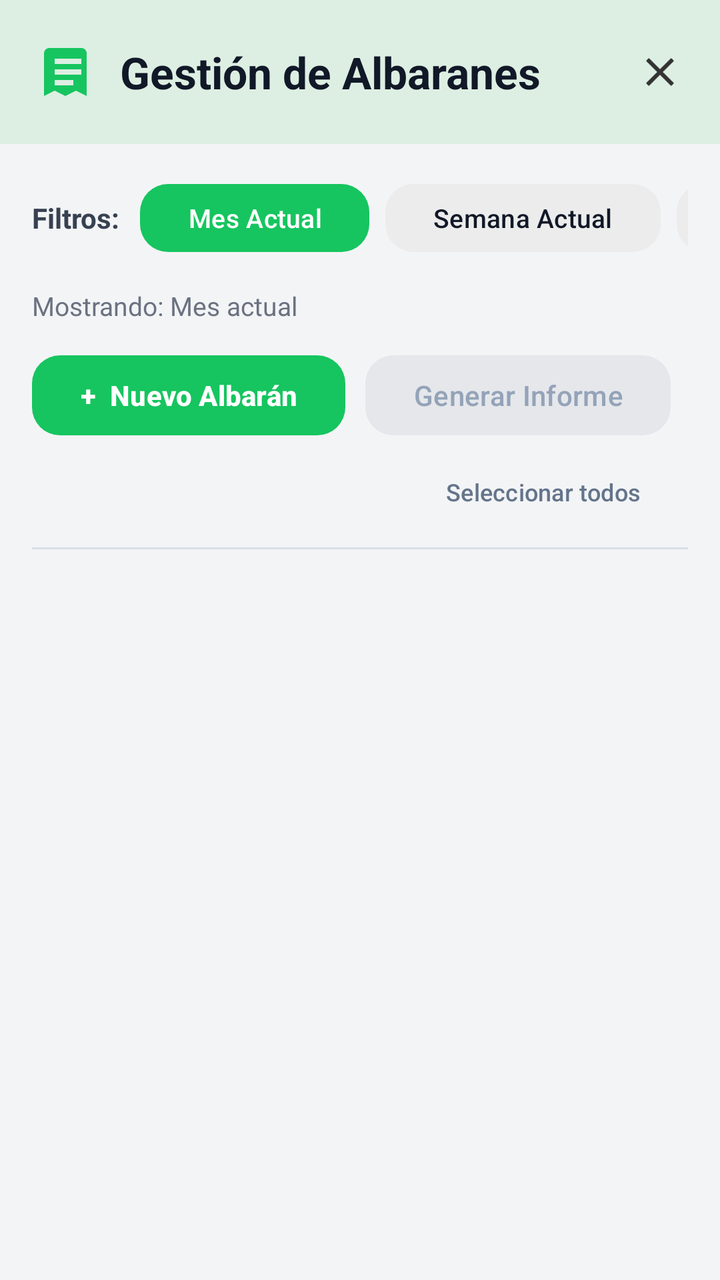
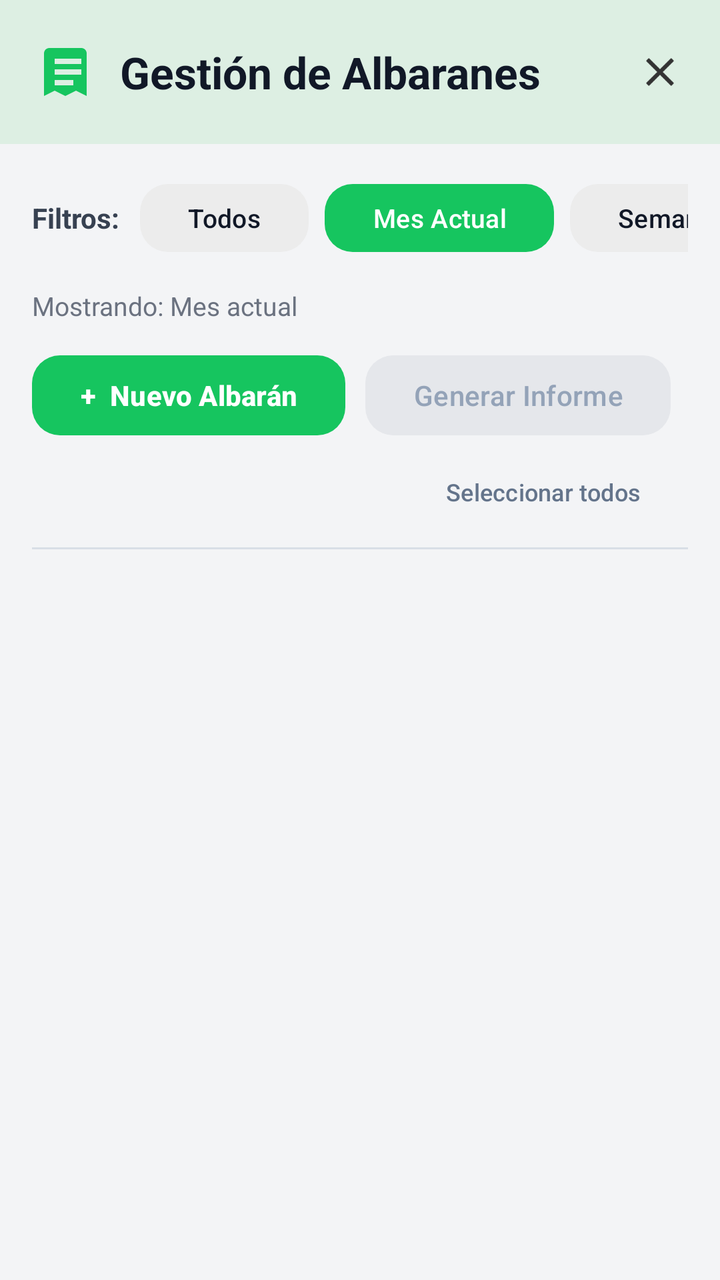

Screens rendered from an Android XML layout before and after an edit, with the pre-edit source and the edit as a unified diff.
<!-- AndroidManifest.xml: application theme Theme.ControlAlmacen -->
<!-- res/layout/activity_albaran.xml -->
<?xml version="1.0" encoding="utf-8"?>
<LinearLayout xmlns:android="http://schemas.android.com/apk/res/android"
    xmlns:app="http://schemas.android.com/apk/res-auto"
    android:layout_width="match_parent"
    android:layout_height="match_parent"
    android:orientation="vertical"
    android:background="#F3F4F6">

    
    <LinearLayout
        android:layout_width="match_parent"
        android:layout_height="72dp"
        android:background="#DDEFE3"
        android:gravity="center_vertical"
        android:paddingStart="18dp"
        android:paddingEnd="18dp">

        <ImageView
            android:id="@+id/imgAlbaranHeader"
            android:layout_width="32dp"
            android:layout_height="32dp"
            android:layout_marginEnd="10dp"
            android:src="@drawable/ic_receipt_filled"
            android:contentDescription="Icono albaranes"
            app:tint="#16C55F" />

        <TextView
            android:layout_width="0dp"
            android:layout_height="wrap_content"
            android:layout_weight="1"
            android:text="Gestión de Albaranes"
            android:textColor="#111827"
            android:textSize="22sp"
            android:textStyle="bold" />

        <ImageView
            android:id="@+id/btnCerrarAlbaran"
            android:layout_width="24dp"
            android:layout_height="24dp"
            android:src="@drawable/ic_close"
            android:contentDescription="Cerrar" />
    </LinearLayout>

    
    <LinearLayout
        android:layout_width="match_parent"
        android:layout_height="0dp"
        android:layout_weight="1"
        android:orientation="vertical"
        android:padding="16dp">

        
        <HorizontalScrollView
            android:layout_width="match_parent"
            android:layout_height="wrap_content"
            android:scrollbars="none">

            <LinearLayout
                android:layout_width="wrap_content"
                android:layout_height="wrap_content"
                android:orientation="horizontal"
                android:gravity="center_vertical">

                <TextView
                    android:layout_width="wrap_content"
                    android:layout_height="wrap_content"
                    android:text="Filtros:"
                    android:textColor="#374151"
                    android:textSize="14sp"
                    android:textStyle="bold"
                    android:layout_marginEnd="10dp" />

                <com.google.android.material.button.MaterialButton
                    android:id="@+id/btnFiltroMes"
                    android:layout_width="wrap_content"
                    android:layout_height="42dp"
                    android:layout_marginEnd="8dp"
                    android:minWidth="0dp"
                    android:text="Mes Actual"
                    android:textAllCaps="false"
                    android:textSize="13sp"
                    android:textColor="#FFFFFF"
                    app:cornerRadius="14dp"
                    app:backgroundTint="#16C55F"
                    app:strokeWidth="0dp" />

                <com.google.android.material.button.MaterialButton
                    android:id="@+id/btnFiltroSemana"
                    android:layout_width="wrap_content"
                    android:layout_height="42dp"
                    android:layout_marginEnd="8dp"
                    android:minWidth="0dp"
                    android:text="Semana Actual"
                    android:textAllCaps="false"
                    android:textSize="13sp"
                    android:textColor="#111827"
                    app:cornerRadius="14dp"
                    app:backgroundTint="#ECECEC"
                    app:strokeWidth="0dp" />

                <com.google.android.material.button.MaterialButton
                    android:id="@+id/btnFiltroRango"
                    android:layout_width="wrap_content"
                    android:layout_height="42dp"
                    android:minWidth="0dp"
                    android:text="Rango Personalizado"
                    android:textAllCaps="false"
                    android:textSize="13sp"
                    android:textColor="#111827"
                    app:cornerRadius="14dp"
                    app:backgroundTint="#ECECEC"
                    app:strokeWidth="0dp" />
            </LinearLayout>
        </HorizontalScrollView>

        
        <com.google.android.material.card.MaterialCardView
            android:id="@+id/layoutRangoFechas"
            android:layout_width="match_parent"
            android:layout_height="wrap_content"
            android:layout_marginTop="12dp"
            android:visibility="gone"
            app:cardBackgroundColor="#EAF6EF"
            app:cardCornerRadius="16dp"
            app:cardElevation="0dp"
            app:strokeColor="#A7E3BF"
            app:strokeWidth="1dp">

            <LinearLayout
                android:layout_width="match_parent"
                android:layout_height="wrap_content"
                android:orientation="horizontal"
                android:gravity="center_vertical"
                android:padding="12dp">

                <ImageView
                    android:id="@+id/imgCalendarioRango"
                    android:layout_width="22dp"
                    android:layout_height="22dp"
                    android:layout_marginEnd="12dp"
                    android:src="@drawable/ic_calendar"
                    android:contentDescription="Calendario"
                    app:tint="#16C55F" />

                <com.google.android.material.textfield.TextInputLayout
                    android:id="@+id/tilFechaInicio"
                    android:layout_width="0dp"
                    android:layout_height="wrap_content"
                    android:layout_weight="1"
                    app:boxBackgroundMode="outline"
                    app:boxCornerRadiusTopStart="12dp"
                    app:boxCornerRadiusTopEnd="12dp"
                    app:boxCornerRadiusBottomStart="12dp"
                    app:boxCornerRadiusBottomEnd="12dp"
                    app:boxStrokeColor="#D8DEE6"
                    app:endIconMode="custom"
                    app:endIconTint="#16C55F">

                    <com.google.android.material.textfield.TextInputEditText
                        android:id="@+id/etFechaInicio"
                        android:layout_width="match_parent"
                        android:layout_height="wrap_content"
                        android:inputType="number"
                        android:digits="0123456789"
                        android:maxLines="1"
                        android:singleLine="true"
                        android:text="dd/mm/aaaa"
                        android:textColor="#111827"
                        android:textSize="16sp" />
                </com.google.android.material.textfield.TextInputLayout>

                <TextView
                    android:layout_width="wrap_content"
                    android:layout_height="wrap_content"
                    android:layout_marginStart="12dp"
                    android:layout_marginEnd="12dp"
                    android:text="hasta"
                    android:textColor="#374151"
                    android:textSize="16sp" />

                <com.google.android.material.textfield.TextInputLayout
                    android:id="@+id/tilFechaFin"
                    android:layout_width="0dp"
                    android:layout_height="wrap_content"
                    android:layout_weight="1"
                    app:boxBackgroundMode="outline"
                    app:boxCornerRadiusTopStart="12dp"
                    app:boxCornerRadiusTopEnd="12dp"
                    app:boxCornerRadiusBottomStart="12dp"
                    app:boxCornerRadiusBottomEnd="12dp"
                    app:boxStrokeColor="#D8DEE6"
                    app:endIconTint="#16C55F">

                    <com.google.android.material.textfield.TextInputEditText
                        android:id="@+id/etFechaFin"
                        android:layout_width="match_parent"
                        android:layout_height="wrap_content"
                        android:inputType="number"
                        android:digits="0123456789"
                        android:maxLines="1"
                        android:singleLine="true"
                        android:text="dd/mm/aaaa"
                        android:textColor="#111827"
                        android:textSize="16sp" />
                </com.google.android.material.textfield.TextInputLayout>

                <com.google.android.material.button.MaterialButton
                    android:id="@+id/btnAplicarRango"
                    android:layout_width="wrap_content"
                    android:layout_height="48dp"
                    android:layout_marginStart="12dp"
                    android:text="Aplicar"
                    android:textAllCaps="false"
                    android:textColor="#FFFFFF"
                    app:backgroundTint="#16C55F"
                    app:cornerRadius="12dp" />

            </LinearLayout>

        </com.google.android.material.card.MaterialCardView>

        
        <TextView
            android:id="@+id/tvFiltroActual"
            android:layout_width="match_parent"
            android:layout_height="wrap_content"
            android:layout_marginTop="14dp"
            android:text="Mostrando: Mes actual"
            android:textColor="#6B7280"
            android:textSize="13sp" />

        
        <LinearLayout
            android:layout_width="match_parent"
            android:layout_height="wrap_content"
            android:layout_marginTop="12dp"
            android:gravity="center_vertical"
            android:orientation="horizontal">

            <com.google.android.material.button.MaterialButton
                android:id="@+id/fabNuevoAlbaran"
                android:layout_width="wrap_content"
                android:layout_height="48dp"
                android:layout_marginEnd="10dp"
                android:text="+  Nuevo Albarán"
                android:textAllCaps="false"
                android:textColor="#FFFFFF"
                android:textStyle="bold"
                app:backgroundTint="#16C55F"
                app:cornerRadius="14dp" />

            <com.google.android.material.button.MaterialButton
                android:id="@+id/btnGenerarInforme"
                android:layout_width="wrap_content"
                android:layout_height="48dp"
                android:text="Generar Informe"
                android:textAllCaps="false"
                android:textColor="#94A3B8"
                app:backgroundTint="#E5E7EB"
                app:cornerRadius="14dp" />
        </LinearLayout>

        <com.google.android.material.button.MaterialButton
            android:id="@+id/btnSeleccionarTodos"
            android:layout_width="wrap_content"
            android:layout_height="36dp"
            android:layout_gravity="end"
            android:layout_marginTop="6dp"
            android:text="Seleccionar todos"
            android:textAllCaps="false"
            android:textColor="#64748B"
            android:textSize="12sp"
            app:backgroundTint="@android:color/transparent"
            app:rippleColor="#22000000"
            app:strokeWidth="0dp" />

        <View
            android:layout_width="match_parent"
            android:layout_height="1dp"
            android:layout_marginTop="10dp"
            android:background="#D8DEE6" />

        <FrameLayout
            android:layout_width="match_parent"
            android:layout_height="0dp"
            android:layout_weight="1"
            android:layout_marginTop="6dp">

            <androidx.recyclerview.widget.RecyclerView
                android:id="@+id/rvAlbaranes"
                android:layout_width="match_parent"
                android:layout_height="match_parent"
                android:clipToPadding="false"
                android:paddingBottom="24dp" />

            <LinearLayout
                android:id="@+id/layoutEmptyAlbaranes"
                android:layout_width="wrap_content"
                android:layout_height="wrap_content"
                android:layout_gravity="center"
                android:gravity="center"
                android:orientation="vertical"
                android:visibility="gone">

                <ImageView
                    android:layout_width="64dp"
                    android:layout_height="64dp"
                    android:src="@drawable/ic_receipt_filled"
                    android:contentDescription="Sin albaranes"
                    app:tint="#C7CDD6" />

                <TextView
                    android:id="@+id/tvEmptyTitle"
                    android:layout_width="wrap_content"
                    android:layout_height="wrap_content"
                    android:layout_marginTop="18dp"
                    android:text="No hay albaranes en este periodo"
                    android:textColor="#64748B"
                    android:textSize="17sp" />

                <TextView
                    android:id="@+id/tvEmptySubtitle"
                    android:layout_width="wrap_content"
                    android:layout_height="wrap_content"
                    android:layout_marginTop="10dp"
                    android:text="Haz clic en &quot;Nuevo Albarán&quot; para añadir uno"
                    android:textColor="#64748B"
                    android:textSize="14sp" />
            </LinearLayout>

        </FrameLayout>

    </LinearLayout>

</LinearLayout>
<!-- resources referenced by this layout -->
<resources>
  <!-- drawable ic_calendar (drawable) -->
  <vector xmlns:android="http://schemas.android.com/apk/res/android"
      android:width="24dp"
      android:height="24dp"
      android:viewportWidth="24"
      android:viewportHeight="24">
  
      <path
          android:fillColor="#FFFFFF"
          android:pathData="M19,4h-1V2h-2v2H8V2H6v2H5C3.9,4 3,4.9 3,6v13c0,1.1 0.9,2 2,2h14c1.1,0 2,-0.9 2,-2V6c0,-1.1 -0.9,-2 -2,-2zm0,15H5V9h14v10zm0,-12H5V6h14v1z"/>
  </vector>
  <!-- drawable ic_close (drawable) -->
  <?xml version="1.0" encoding="utf-8"?>
  <vector xmlns:android="http://schemas.android.com/apk/res/android"
      android:width="24dp"
      android:height="24dp"
      android:viewportWidth="24"
      android:viewportHeight="24">
      <path
          android:fillColor="#333333"
          android:pathData="M19,6.41L17.59,5 12,10.59 6.41,5 5,6.41 10.59,12 5,17.59 6.41,19 12,13.41 17.59,19 19,17.59 13.41,12z"/>
  </vector>
  <!-- drawable ic_receipt_filled (drawable) -->
  <?xml version="1.0" encoding="utf-8"?>
  <vector xmlns:android="http://schemas.android.com/apk/res/android"
      android:width="24dp"
      android:height="24dp"
      android:viewportWidth="24"
      android:viewportHeight="24">
      <path
          android:fillColor="#2F80ED"
          android:pathData="M19,3h-14c-1.1,0 -2,0.9 -2,2v16l4,-2l4,2l4,-2l4,2v-16c0,-1.1 -0.9,-2 -2,-2zM7,7h10v2h-10zM7,11h10v2h-10zM7,15h7v2h-7z"/>
  </vector>
  <style name="Theme.ControlAlmacen" parent="Base.Theme.ControlAlmacen" />
  <style name="Base.Theme.ControlAlmacen" parent="Theme.Material3.DayNight.NoActionBar">
          
          
      </style>
</resources>

<!-- the commit's change to res/layout/activity_albaran.xml (unified diff, before → after) -->
@@ -69,6 +69,20 @@
                     android:textSize="14sp"
                     android:textStyle="bold"
                     android:layout_marginEnd="10dp" />
+
+                <com.google.android.material.button.MaterialButton
+                    android:id="@+id/btnFiltroTodos"
+                    android:layout_width="wrap_content"
+                    android:layout_height="42dp"
+                    android:layout_marginEnd="8dp"
+                    android:minWidth="0dp"
+                    android:text="Todos"
+                    android:textAllCaps="false"
+                    android:textSize="13sp"
+                    android:textColor="#111827"
+                    app:cornerRadius="14dp"
+                    app:backgroundTint="#ECECEC"
+                    app:strokeWidth="0dp" />
 
                 <com.google.android.material.button.MaterialButton
                     android:id="@+id/btnFiltroMes"
